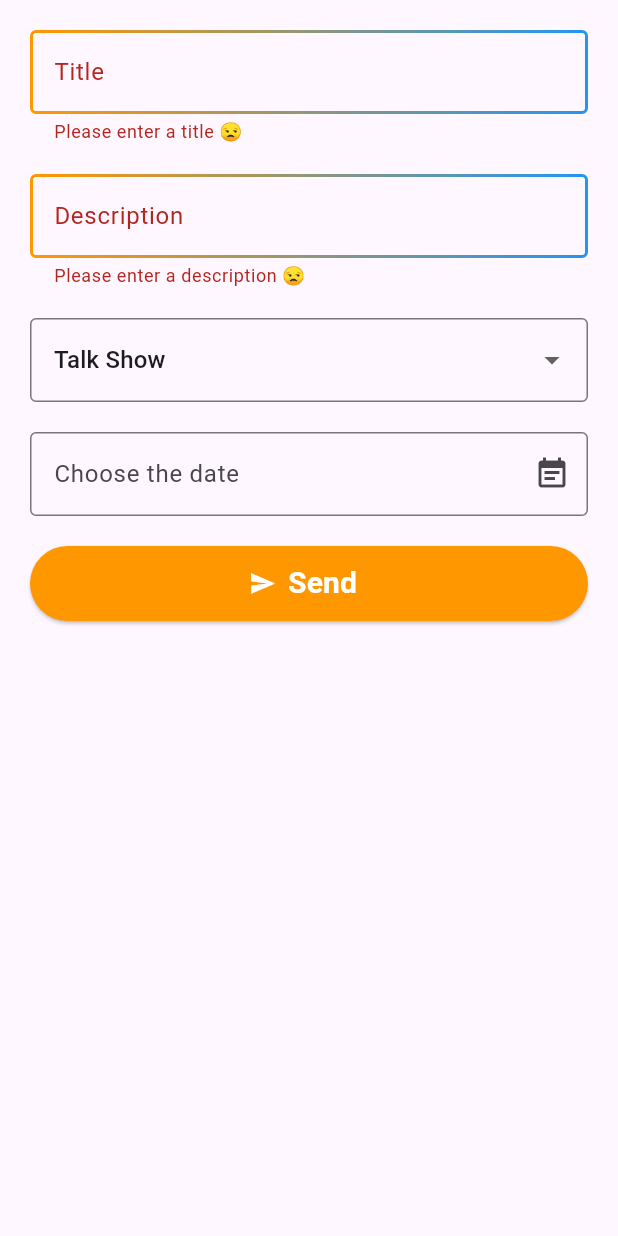
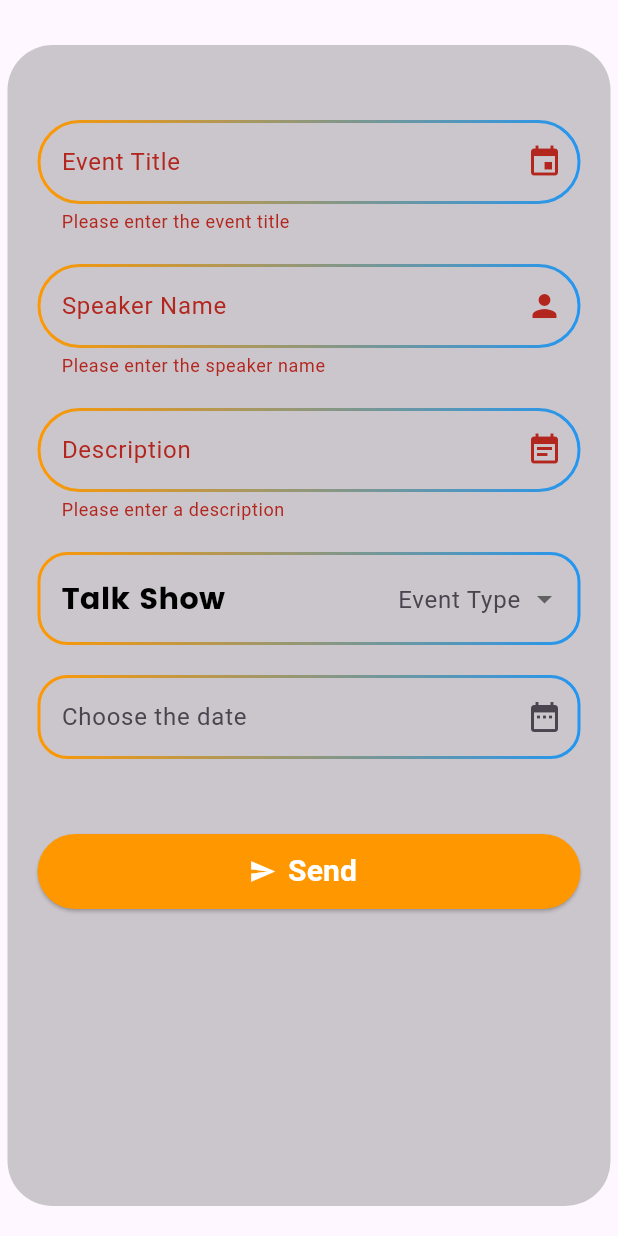
Before and after one commit to Johncross00/meet-planning, a Flutter app: the AddEventPage widget shown alone on an empty page, opened directly, after a tap on "Send", on a phone screen of 412 x 824 dp. Run offline on Flutter 3.47's test engine with Material 3 defaults, Android fonts, the phone set to English and light mode, and no system bars; drawn by our look-alikes of date_field; our stand-ins replace cloud_firestore, firebase_core, flutter_svg, gradient_borders; accounts and stored records are empty; generated files the repository leaves out were written again.

Commit message:
Update add event page

```diff
--- a/lib/pages/add_event_page.dart
+++ b/lib/pages/add_event_page.dart
@@ -12,21 +12,28 @@ class AddEventPage extends StatefulWidget {
 
 class _AddEventPageState extends State<AddEventPage> {
   final _formkey = GlobalKey<FormState>();
-  final titleController = TextEditingController();
+  final eventTitleController = TextEditingController();
+  final speakerNameController = TextEditingController();
+
   final descriptionController = TextEditingController();
   String selectedConfType = 'talk';
   DateTime selectedConfDate = DateTime.now();
   @override
   void dispose() {
     super.dispose();
-
-    titleController.dispose();
+    speakerNameController.dispose();
+    eventTitleController.dispose();
     descriptionController.dispose();
   }
+
   @override
   Widget build(BuildContext context) {
     return Container(
-      margin: const EdgeInsets.all(20),
+      margin: const EdgeInsets.only(top: 30, right: 5, bottom: 20, left: 5),
+      decoration: BoxDecoration(
+          color: const Color.fromRGBO(0, 0, 0, 0.2), borderRadius: BorderRadius.circular(30)),
+      child: Container(
+        margin: const EdgeInsets.only(top: 50, right: 20, bottom: 20, left: 20),
         child: Form(
           key: _formkey,
           child: Column(
@@ -34,70 +41,114 @@ class _AddEventPageState extends State<AddEventPage> {
               Container(
                 margin: const EdgeInsets.only(bottom: 20),
                 child: TextFormField(
-                decoration: const InputDecoration(
+                  decoration: InputDecoration(
+                    suffixIcon: const Icon(Icons.event),
+                    prefixIconColor: Colors.white,
                     border: GradientOutlineInputBorder(
-                    gradient: LinearGradient(colors: [Colors.orange, Colors.blue]),
+                      borderRadius: BorderRadius.circular(50),
+                      gradient: const LinearGradient(
+                          colors: [Colors.orange, Colors.blue]),
                       width: 2,
                     ),
-                  focusedBorder: GradientOutlineInputBorder(
-                      gradient: LinearGradient(colors: [Colors.blue, Colors.orange]),
-                      width: 3
+                    focusedBorder: const GradientOutlineInputBorder(
+                      gradient:
+                          LinearGradient(colors: [Colors.blue, Colors.orange]),
+                      width: 4,
                     ),
-                  labelText: 'Title',
-                  hintText: "Enter title",
-                  // border: OutlineInputBorder(
-                  //   borderRadius: BorderRadius.circular(50)
-                  //
-                  // ),
+                    labelText: 'Event Title',
+                    hintText: "Enter the event title",
                   ),
                   validator: (value) {
                     // if (value!.isEmpty) {
                     if (value == null || value.isEmpty) {
-                    return 'Please enter a title 😒';
+                      return 'Please enter the event title';
                     }
                     return null;
-                } ,
-                controller: titleController,
+                  },
+                  controller: eventTitleController,
                 ),
-
               ),
               Container(
                 margin: const EdgeInsets.only(bottom: 20),
                 child: TextFormField(
-                decoration: const InputDecoration(
+                  decoration: InputDecoration(
+                    suffixIcon: const Icon(Icons.person),
                     border: GradientOutlineInputBorder(
-                    gradient: LinearGradient(colors: [Colors.orange, Colors.blue]),
+                      borderRadius: BorderRadius.circular(50),
+                      gradient: const LinearGradient(
+                          colors: [Colors.orange, Colors.blue,]),
                       width: 2,
                     ),
-                  focusedBorder: GradientOutlineInputBorder(
-                      gradient: LinearGradient(colors: [Colors.blue, Colors.orange]),
-                      width: 3
+                    focusedBorder: const GradientOutlineInputBorder(
+                        gradient: LinearGradient(
+                            colors: [Colors.blue, Colors.orange]),
+                        width: 4),
+                    labelText: 'Speaker Name',
+                    hintText: "Enter the speaker name",
                   ),
+                  validator: (value) {
+                    // if (value!.isEmpty) {
+                    if (value == null || value.isEmpty) {
+                      return 'Please enter the speaker name';
+                    }
+                    return null;
+                  },
+                  controller: speakerNameController,
+                ),
+              ),
+              Container(
+                margin: const EdgeInsets.only(bottom: 20),
+                child: TextFormField(
+                  decoration: InputDecoration(
+                    suffixIcon: const Icon(Icons.event_note),
+                    border: GradientOutlineInputBorder(
+                      borderRadius: BorderRadius.circular(50),
+                      gradient: const LinearGradient(
+                          colors: [Colors.orange, Colors.blue]),
+                      width: 2,
+                    ),
+                    focusedBorder: const GradientOutlineInputBorder(
+                        gradient: LinearGradient(
+                            colors: [Colors.blue, Colors.orange]),
+                        width: 4),
                     labelText: 'Description',
                     hintText: "Enter description",
-                  // border: OutlineInputBorder(
-                  //   borderRadius: BorderRadius.circular(100),
-                  // ),
                   ),
                   validator: (value) {
                     if (value!.isEmpty) {
-                    return 'Please enter a description 😒';
+                      return 'Please enter a description';
                     }
                     return null;
-                } ,
+                  },
                   controller: descriptionController,
                 ),
               ),
               Container(
                 margin: const EdgeInsets.only(bottom: 20),
                 child: DropdownButtonFormField(
+                  borderRadius: BorderRadius.circular(30),
+                  dropdownColor: Colors.white,
+                  style: const TextStyle(
+                    color: Colors.black,
+                    fontSize: 20,
+                    fontWeight: FontWeight.bold,
+                    fontFamily: "Poppins",
+                  ),
+                  autofocus: true,
                   items: const [
                     DropdownMenuItem(value: 'talk', child: Text("Talk Show")),
                     DropdownMenuItem(value: 'demo', child: Text("Demo Code")),
                     DropdownMenuItem(value: 'partner', child: Text("Partner")),
                   ],
-                decoration: const InputDecoration(
-                  border: OutlineInputBorder(),
+                  decoration: InputDecoration(
+                    suffixText: ("Event Type"),
+                    border: GradientOutlineInputBorder(
+                        gradient: const LinearGradient(
+                        colors: [Colors.orange, Colors.blue]),
+                        width: 2,
+                        borderRadius: BorderRadius.circular(
+                      20,
+                    )),
                   ),
                   elevation: 50,
                   value: selectedConfType,
@@ -108,20 +159,28 @@ class _AddEventPageState extends State<AddEventPage> {
                   },
                 ),
               ),
-
               Container(
-              margin: const EdgeInsets.only(bottom: 20),
+                margin: const EdgeInsets.only(bottom: 50),
                 child: DateTimeFormField(
-                decoration: const InputDecoration(
-                  hintStyle: TextStyle(color: Colors.black45),
-                  errorStyle: TextStyle(color: Colors.redAccent),
-                  border: OutlineInputBorder(),
-                  suffixIcon: Icon(Icons.event_note),
+                  decoration: InputDecoration(
+                    border: GradientOutlineInputBorder(
+                      gradient: const LinearGradient(
+                              colors: [Colors.orange, Colors.blue]),
+                          width: 2,
+                      borderRadius: BorderRadius.circular(20)
+                    ),
+                    // border: GradientOutlineInputBorder(
+                    //   borderRadius: BorderRadius.circular(50),
+                    //   gradient: const LinearGradient(
+                    //       colors: [Colors.orange, Colors.blue]),
+                    //   width: 2,
+                    suffixIcon: const Icon(Icons.date_range),
                     labelText: 'Choose the date',
                   ),
                   mode: DateTimeFieldPickerMode.dateAndTime,
                   autovalidateMode: AutovalidateMode.always,
-                validator: (e) => (e?.day ?? 0) == 1 ? 'Please not the first day' : null,
+                  validator: (e) =>
+                      (e?.day ?? 0) == 1 ? 'Please not the first day' : null,
                   onDateSelected: (DateTime value) {
                     setState(() {
                       selectedConfDate = value;
@@ -134,43 +193,49 @@ class _AddEventPageState extends State<AddEventPage> {
                 height: 50,
                 child: ElevatedButton.icon(
                     style: ButtonStyle(
-                    backgroundColor: MaterialStateProperty.all<Color>(Colors.orange),
+                      backgroundColor:
+                          MaterialStateProperty.all<Color>(Colors.orange),
                     ),
-                  onPressed: (){
+                    onPressed: () {
                       if (_formkey.currentState!.validate()) {
-                      final title = titleController.text;
+                        final title = eventTitleController.text;
                         final description = descriptionController.text;
                         ScaffoldMessenger.of(context).showSnackBar(
                           SnackBar(
-                          content: Text("Event in adding...($title/$description/$selectedConfType/$selectedConfDate"),
+                              content: Text(
+                                  "Event in adding...($title/$description/$selectedConfType/$selectedConfDate"),
                               backgroundColor: Colors.blueGrey,
                               elevation: 25,
                               duration: const Duration(seconds: 2)),
                         );
                         FocusScope.of(context).requestFocus(FocusNode());
 
-                     CollectionReference eventsRef = FirebaseFirestore.instance.collection("Events");
+                        CollectionReference eventsRef =
+                            FirebaseFirestore.instance.collection("Events");
                         eventsRef.add({
                           'speaker': title,
                           // 'date': date,
                           'subject': description,
                           'avatar': 'germain',
                           'type': selectedConfType
-
                         });
                       }
                     },
-                  label: const Text("Send",
+                    label: const Text(
+                      "Send",
                       style: TextStyle(
                         color: Colors.white,
                         fontWeight: FontWeight.bold,
                         fontSize: 20,
                       ),
                     ),
-                  icon: const Icon(Icons.send, color: Colors.white,)
-              ),
+                    icon: const Icon(
+                      Icons.send,
+                      color: Colors.white,
+                    )),
               )
             ],
+          ),
         ),
       ),
     );
```
Lines whose indentation alone changed are shown as unchanged.
